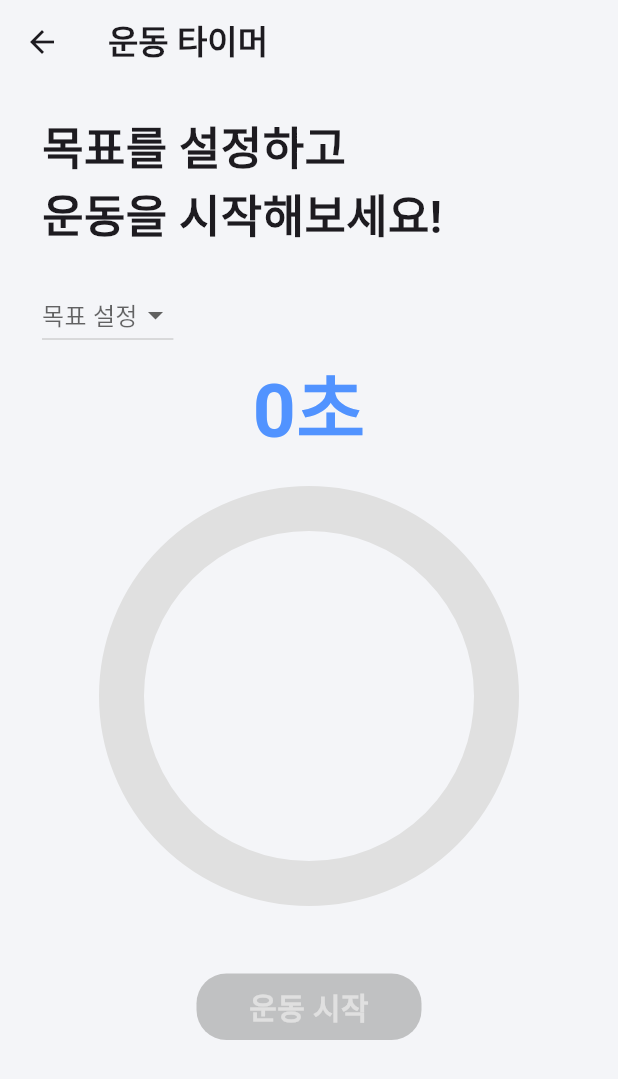
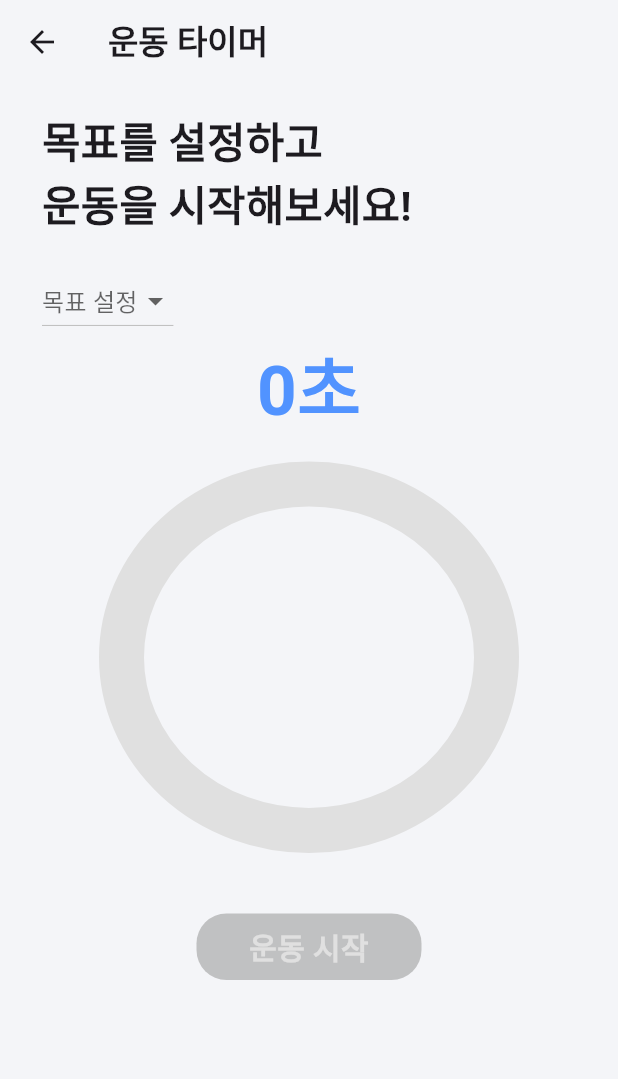
Before and after one commit to yongjun0702/ExerCheck, a Flutter app: the screen it shows after launch, after a tap on "운동 시작", on a phone screen of 412 x 824 dp. Shown: the top 1079 px of the screen. Run offline on Flutter 3.47's test engine with Material 3 defaults, Android fonts, the light colour scheme and no system bars; our stand-ins replace animated_text_kit, cloud_firestore, firebase_core, shared_preferences; accounts and stored records are empty; Roboto replaces fonts that are missing (Pretendard).

Commit message:
[fix] 반응형 수정

```diff
--- a/lib/screen/home_screen.dart
+++ b/lib/screen/home_screen.dart
@@ -1,5 +1,6 @@
 import 'package:animated_text_kit/animated_text_kit.dart';
 import 'package:check_bike/config/color.dart';
+import 'package:check_bike/main.dart';
 import 'package:check_bike/screen/stats_screen.dart';
 import 'package:check_bike/screen/timer_screen.dart';
 import 'package:check_bike/widget/card_widget.dart';
@@ -48,13 +49,13 @@ class _HomeScreenState extends State<HomeScreen> {
     int count = 0;
     int achievedGoals = 0;
     Duration totalDuration = Duration.zero;
-    Set<DateTime> exerciseDates = {};  // Set 사용하여 중복 제거
+    Set<DateTime> exerciseDates = {};
     bool isOngoing = false;
 
     for (var doc in snapshot.docs) {
       var data = doc.data() as Map<String, dynamic>;
       String durationString =
-          data['duration'] ?? '0초'; // duration이 null인 경우 '0초'로 처리
+          data['duration'] ?? '0초';
       Duration duration = _parseDuration(durationString);
 
       count++;
@@ -66,18 +67,16 @@ class _HomeScreenState extends State<HomeScreen> {
       try {
         startTime = DateFormat('yyyy년 M월 d일 H시 m분').parse(startTimeString);
       } catch (e) {
-        startTime = DateTime.now(); // 기본값 설정 또는 로그 기록
-        print('Error parsing date: $startTimeString'); // 디버깅을 위한 로그
+        startTime = DateTime.now();
+        print('Error parsing date: $startTimeString');
       }
 
-      // 중복 제거를 위해 날짜만 저장
       exerciseDates.add(DateTime(startTime.year, startTime.month, startTime.day));
 
       if (data['end_time'] == null) {
         isOngoing = true;
       }
 
-      // 목표 달성 횟수 계산
       if (data['is_goal_achieved'] == true) {
         achievedGoals++;
       }
@@ -85,7 +84,6 @@ class _HomeScreenState extends State<HomeScreen> {
 
     List<DateTime> sortedDates = exerciseDates.toList()..sort();
 
-    // 연속 운동일 계산
     int consecutiveDays = 1;
 
     for (int i = sortedDates.length - 2; i >= 0; i--) {
@@ -104,7 +102,7 @@ class _HomeScreenState extends State<HomeScreen> {
       _totalDuration = totalDuration;
       _isExerciseOngoing = isOngoing;
       _achievedGoalsCount = achievedGoals;
-      _consecutiveDays = consecutiveDays;  // 연속 운동일 수 갱신
+      _consecutiveDays = consecutiveDays;
     });
   }
 
@@ -125,7 +123,6 @@ class _HomeScreenState extends State<HomeScreen> {
     );
   }
 
-  // 타이머 페이지로 이동하는 메서드
   void _navigateToTimerPage() {
     Navigator.push(
       context,
@@ -148,7 +145,7 @@ class _HomeScreenState extends State<HomeScreen> {
             "ExerCheck",
             style: TextStyle(
               color: CheckBikeColor.darkgrey,
-              fontSize: 25,
+              fontSize: 25 * ratio.height,
               fontWeight: FontWeight.bold,
               fontStyle: FontStyle.italic,
             ),
@@ -183,16 +180,16 @@ class _HomeScreenState extends State<HomeScreen> {
                     child: Column(
                       crossAxisAlignment: CrossAxisAlignment.center,
                       children: [
-                        SizedBox(height: 35),
+                        SizedBox(height: ratio.height * 35),
                         Column(
                           crossAxisAlignment: CrossAxisAlignment.center,
                           children: <Widget>[
                             Container(
-                              height: 100,
+                              height: ratio.height * 100,
                               child: DefaultTextStyle(
                                 style: TextStyle(
                                   fontFamily: "Pretendard",
-                                  fontSize: 40.0,
+                                  fontSize: ratio.height * 35,
                                   color: CheckBikeColor.mainBlue,
                                   fontWeight: FontWeight.bold
                                 ),
@@ -203,7 +200,7 @@ class _HomeScreenState extends State<HomeScreen> {
                                     ColorizeAnimatedText(
                                       '오늘도 운동을\n시작해볼까요?',
                                       textStyle: TextStyle(
-                                          fontSize: 40
+                                          fontSize: ratio.height * 35
                                       ),
                                       colors: [CheckBikeColor.mainBlue, CheckBikeColor.subBlue2, CheckBikeColor.mainBlue],
                                       speed: Duration(milliseconds: 200),
@@ -216,7 +213,7 @@ class _HomeScreenState extends State<HomeScreen> {
                             ),
                           ],
                         ),
-                        SizedBox(height: 45),
+                        SizedBox(height: ratio.height * 45),
                         GestureDetector(
                           onTap: () {
                             _navigateToTimerPage();
@@ -243,7 +240,7 @@ class _HomeScreenState extends State<HomeScreen> {
                                   Text(
                                     _isExerciseOngoing ? "운동 종료" : "운동 시작",
                                     style: TextStyle(
-                                      fontSize: 20,
+                                      fontSize: ratio.height * 20,
                                       fontWeight: FontWeight.bold,
                                       color: CheckBikeColor.mainBlue,
                                     ),
@@ -255,7 +252,7 @@ class _HomeScreenState extends State<HomeScreen> {
                             ),
                           ),
                         ),
-                        SizedBox(height: 70),
+                        SizedBox(height: ratio.height * 70),
                       ],
                     ),
                   ),
@@ -268,12 +265,12 @@ class _HomeScreenState extends State<HomeScreen> {
                       Text(
                         "내 운동 현황은?",
                         style: TextStyle(
-                          fontSize: 20,
+                          fontSize: ratio.height * 20,
                           fontWeight: FontWeight.bold,
                           color: CheckBikeColor.darkgrey,
                         ),
                       ),
-                      SizedBox(height: 17),
+                      SizedBox(height: ratio.height * 10),
                       Container(
                         width: double.infinity,
                         decoration: BoxDecoration(
@@ -305,42 +302,42 @@ class _HomeScreenState extends State<HomeScreen> {
                                     TextSpan(
                                         text: ' 운동 횟수\n',
                                         style: TextStyle(
-                                            fontSize: 16,
+                                            fontSize: ratio.height * 16,
                                             fontWeight: FontWeight.bold,
                                             color: CheckBikeColor.grey3)),
                                     WidgetSpan(
                                       child: SizedBox(
-                                        height: 40,
+                                        height: ratio.height * 40,
                                       ),
                                     ),
                                     TextSpan(
                                         text: '운동을 총',
                                         style: TextStyle(
-                                            fontSize: 23,
+                                            fontSize: ratio.height * 23,
                                             fontWeight: FontWeight.bold,
                                             color: CheckBikeColor.grey3)),
                                     TextSpan(
                                         text: ' ${_exerciseCount}번',
                                         style: TextStyle(
-                                            fontSize: 23,
+                                            fontSize: ratio.height * 23,
                                             fontWeight: FontWeight.bold,
                                             color: CheckBikeColor.mainBlue)),
                                     TextSpan(
                                         text: '\n목표를',
                                         style: TextStyle(
-                                            fontSize: 23,
+                                            fontSize: ratio.height * 23,
                                             fontWeight: FontWeight.bold,
                                             color: CheckBikeColor.grey3)),
                                     TextSpan(
                                         text: ' ${_achievedGoalsCount}번',
                                         style: TextStyle(
-                                            fontSize: 23,
+                                            fontSize: ratio.height * 23,
                                             fontWeight: FontWeight.bold,
                                             color: CheckBikeColor.mainBlue)),
                                     TextSpan(
                                         text: ' 달성했어요\n',
                                         style: TextStyle(
-                                            fontSize: 23,
+                                            fontSize: ratio.height * 23,
                                             fontWeight: FontWeight.bold,
                                             color: CheckBikeColor.grey3)),
                                   ],
@@ -350,7 +347,7 @@ class _HomeScreenState extends State<HomeScreen> {
                                   ? Text(
                                       '현재 운동이 진행 중입니다!',
                                       style: TextStyle(
-                                        fontSize: 18,
+                                        fontSize: ratio.height * 18,
                                         fontWeight: FontWeight.bold,
                                         color: Colors.red,
                                       ),
@@ -358,7 +355,7 @@ class _HomeScreenState extends State<HomeScreen> {
                                   : Text(
                                       '운동을 아직 시작하지 않았어요!',
                                       style: TextStyle(
-                                        fontSize: 18,
+                                        fontSize: ratio.height * 18,
                                         fontWeight: FontWeight.bold,
                                         color: Colors.green,
                                       ),
@@ -367,19 +364,19 @@ class _HomeScreenState extends State<HomeScreen> {
                           ),
                         ),
                       ),
-                      SizedBox(height: 15),
+                      SizedBox(height: ratio.height * 15),
                       BuildCard(
                         title: '총 운동 시간',
                         value: _formatDuration(_totalDuration),
                         content: '동안 했어요',
                       ),
-                      SizedBox(height: 15),
+                      SizedBox(height: ratio.height * 15),
                       BuildCard(
                         title: '연속 일수',
                         value: '$_consecutiveDays일',
                         content: '연속 운동중이에요',
                       ),
-                      SizedBox(height: 15),
+                      SizedBox(height: ratio.height * 15),
                       GestureDetector(
                         onTap: () {
                           Navigator.push(
@@ -411,7 +408,7 @@ class _HomeScreenState extends State<HomeScreen> {
                                 Text(
                                   "기록 자세히 보기",
                                   style: TextStyle(
-                                    fontSize: 20,
+                                    fontSize: ratio.height * 20,
                                     fontWeight: FontWeight.bold,
                                     color: CheckBikeColor.mainBlue,
                                   ),
@@ -423,7 +420,7 @@ class _HomeScreenState extends State<HomeScreen> {
                           ),
                         ),
                       ),
-                      SizedBox(height: 20)
+                      SizedBox(height: ratio.height * 20)
                     ],
                   ),
                 ),
@@ -435,7 +432,6 @@ class _HomeScreenState extends State<HomeScreen> {
     );
   }
 
-  // Duration을 문자열로 포맷하는 메서드
   String _formatDuration(Duration duration) {
     final hours = duration.inHours;
     final minutes = duration.inMinutes.remainder(60);
--- a/lib/screen/stats_screen.dart
+++ b/lib/screen/stats_screen.dart
@@ -1,4 +1,5 @@
 import 'package:check_bike/config/color.dart';
+import 'package:check_bike/main.dart';
 import 'package:flutter/material.dart';
 import 'package:cloud_firestore/cloud_firestore.dart';
 import 'package:intl/intl.dart';
@@ -41,7 +42,7 @@ class _StatsScreenState extends State<StatsScreen> {
               },
             ),
           ),
-          SizedBox(width: 10),
+          SizedBox(width: ratio.width * 10),
         ],
       ),
       body: StreamBuilder<QuerySnapshot>(
@@ -101,35 +102,35 @@ class _StatsScreenState extends State<StatsScreen> {
                         children: [
                           Text("운동 기록 ${index + 1}",
                               style: TextStyle(
-                                fontSize: 18,
+                                fontSize: ratio.height * 18,
                                 fontWeight: FontWeight.bold,
                                 color: CheckBikeColor.grey3,
                               )),
                           Text("시작 시간: $startTime",
                               style: TextStyle(
-                                fontSize: 15,
+                                fontSize: ratio.height * 15,
                                 color: CheckBikeColor.grey3,
                               )),
                           Text("종료 시간: $endTime",
                               style: TextStyle(
-                                fontSize: 15,
+                                fontSize: ratio.height * 15,
                                 color: CheckBikeColor.grey3,
                               )),
                           Divider(),
                           Text("운동 시간: $duration",
                               style: TextStyle(
-                                fontSize: 18,
+                                fontSize: ratio.height * 18,
                                 fontWeight: FontWeight.bold,
                                 color: CheckBikeColor.mainBlue,
                               )),
-                          SizedBox(height: 10),
+                          SizedBox(height: ratio.height * 10),
                           Row(
                             children: [
                               Icon(
                                 isGoalAchieved ? Icons.check_circle : Icons.cancel,
                                 color: isGoalAchieved ? Colors.green : Colors.red,
                               ),
-                              SizedBox(width: 10),
+                              SizedBox(width: ratio.width * 10),
                               Text(
                                 isGoalAchieved ? "달성 성공" : "달성 실패",
                                 style: TextStyle(
--- a/lib/screen/timer_screen.dart
+++ b/lib/screen/timer_screen.dart
@@ -1,4 +1,5 @@
 import 'dart:async';
+import 'package:check_bike/main.dart';
 import 'package:check_bike/widget/custom_button_widget.dart';
 import 'package:flutter/material.dart';
 import 'package:cloud_firestore/cloud_firestore.dart';
@@ -183,19 +184,19 @@ class _TimerPageState extends State<TimerPage> {
         child: Column(
           crossAxisAlignment: CrossAxisAlignment.start,
           children: [
-            SizedBox(height: 20),
+            SizedBox(height: ratio.height * 20),
             _isRunning
                 ? Text(
                     "운동 기록이\n시작되었습니다!",
                     style: TextStyle(
-                        fontSize: 30,
+                        fontSize: ratio.height * 30,
                         fontWeight: FontWeight.bold),
                   )
                 : Text(
                     "목표를 설정하고\n운동을 시작해보세요!",
-                    style: TextStyle(fontSize: 30, fontWeight: FontWeight.bold),
+                    style: TextStyle(fontSize: ratio.height * 30, fontWeight: FontWeight.bold),
                   ),
-            SizedBox(height: 20),
+            SizedBox(height: ratio.height * 20),
             DropdownButton<int>(
               value: _goalSet ? _goalMinutes : null,
               items: [10, 20, 30, 40, 50, 60].map((int value) {
@@ -223,8 +224,8 @@ class _TimerPageState extends State<TimerPage> {
                   children: [
                     _isLoading
                         ? Container(
-                            width: 45,
-                            height: 45,
+                            width: ratio.width * 45,
+                            height: ratio.height * 45,
                             child: CircularProgressIndicator(
                                 valueColor: AlwaysStoppedAnimation<Color>(
                                     CheckBikeColor.mainBlue), strokeWidth: 5),
@@ -232,14 +233,14 @@ class _TimerPageState extends State<TimerPage> {
                         : Text(
                             _formatDuration(_elapsedTime),
                             style: TextStyle(
-                                fontSize: 50,
+                                fontSize: ratio.height * 50,
                                 color: CheckBikeColor.mainBlue,
                                 fontWeight: FontWeight.bold),
                           ),
-                    SizedBox(height: 30),
+                    SizedBox(height: ratio.height * 30),
                     Container(
-                      width: 250,
-                      height: 250,
+                      width: ratio.width * 250,
+                      height: ratio.height * 250,
                       child: CircularProgressIndicator(
                         value: _progress,
                         backgroundColor: Colors.grey[300],
@@ -247,7 +248,7 @@ class _TimerPageState extends State<TimerPage> {
                         strokeWidth: 30,
                       ),
                     ),
-                    SizedBox(height: 60),
+                    SizedBox(height: ratio.height * 60),
                     CustomButton(
                       width: 150,
                       height: 48,
--- a/lib/widget/card_widget.dart
+++ b/lib/widget/card_widget.dart
@@ -1,4 +1,5 @@
 import 'package:check_bike/config/color.dart';
+import 'package:check_bike/main.dart';
 import 'package:flutter/material.dart';
 
 class BuildCard extends StatelessWidget {
@@ -43,25 +44,25 @@ class BuildCard extends StatelessWidget {
                   TextSpan(
                       text: ' $title\n',
                       style: TextStyle(
-                          fontSize: 16,
+                          fontSize: ratio.height * 16,
                           fontWeight: FontWeight.bold,
                           color: CheckBikeColor.grey3)),
                   WidgetSpan(
                     child: SizedBox(
-                      height: 40,
+                      height: ratio.height * 40,
                     ),
                   ),
                   TextSpan(
                       text: value,
                       style: TextStyle(
-                          fontSize: 23,
+                          fontSize: ratio.height * 23,
                           fontWeight: FontWeight.bold,
                           color: CheckBikeColor.mainBlue)),
                   if (content != null)
                     TextSpan(
                         text: ' $content',
                         style: TextStyle(
-                            fontSize: 23,
+                            fontSize: ratio.height * 23,
                             fontWeight: FontWeight.bold,
                             color: CheckBikeColor.grey3)),
                 ],
--- a/lib/widget/custom_button_widget.dart
+++ b/lib/widget/custom_button_widget.dart
@@ -4,7 +4,7 @@ import 'package:check_bike/main.dart';
 
 class CustomButton extends StatelessWidget {
   final String text;
-  final VoidCallback? func; // Change to VoidCallback? to support null
+  final VoidCallback? func;
   final Color textColor;
   final Color backgroundColor;
   final int buttonCount;
@@ -34,7 +34,7 @@ class CustomButton extends StatelessWidget {
         height: ratio.height * height,
         decoration: BoxDecoration(
           color: isButtonDisabled
-              ? Colors.grey.withOpacity(0.6) // Dimmed color for disabled state
+              ? Colors.grey.withOpacity(0.6)
               : backgroundColor,
           borderRadius: BorderRadius.circular(20),
         ),
@@ -44,7 +44,7 @@ class CustomButton extends StatelessWidget {
             style: TextStyle(
               fontSize: 20,
               color: isButtonDisabled
-                  ? Colors.grey[300] // Light color for disabled text
+                  ? Colors.grey[300]
                   : textColor,
               fontWeight: FontWeight.bold,
             ),
@@ -59,7 +59,7 @@ class CustomButton extends StatelessWidget {
               height: ratio.height * height,
               decoration: BoxDecoration(
                 color: isButtonDisabled
-                    ? Colors.grey.withOpacity(0.6) // Dimmed color for disabled state
+                    ? Colors.grey.withOpacity(0.6)
                     : CheckBikeColor.mainBlue,
                 borderRadius: BorderRadius.circular(20),
               ),
@@ -69,7 +69,7 @@ class CustomButton extends StatelessWidget {
                   style: TextStyle(
                     fontSize: 20,
                     color: isButtonDisabled
-                        ? Colors.grey[300] // Light color for disabled text
+                        ? Colors.grey[300]
                         : textColor,
                     fontWeight: FontWeight.bold,
                   ),
@@ -84,7 +84,7 @@ class CustomButton extends StatelessWidget {
               height: ratio.height * height,
               decoration: BoxDecoration(
                 color: isButtonDisabled
-                    ? Colors.grey.withOpacity(0.6) // Dimmed color for disabled state
+                    ? Colors.grey.withOpacity(0.6)
                     : CheckBikeColor.subBlue2,
                 borderRadius: BorderRadius.circular(20),
               ),
@@ -94,7 +94,7 @@ class CustomButton extends StatelessWidget {
                   style: TextStyle(
                     fontSize: 20,
                     color: isButtonDisabled
-                        ? Colors.grey[300] // Light color for disabled text
+                        ? Colors.grey[300]
                         : CheckBikeColor.mainBlue,
                     fontWeight: FontWeight.bold,
                   ),
```
